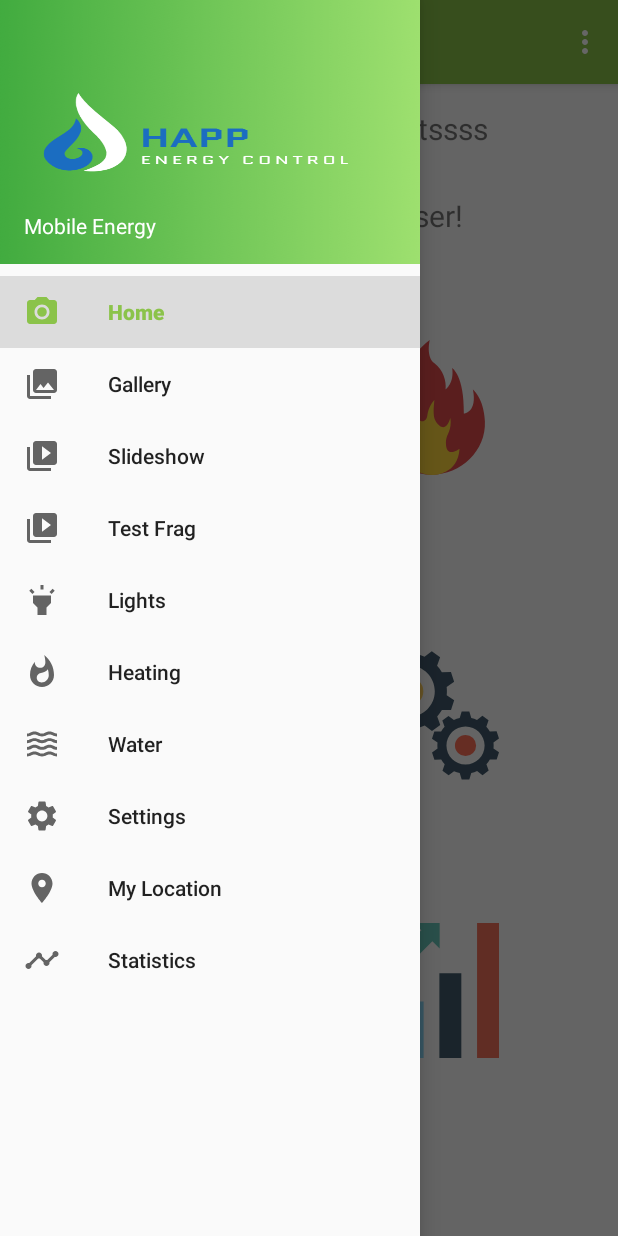
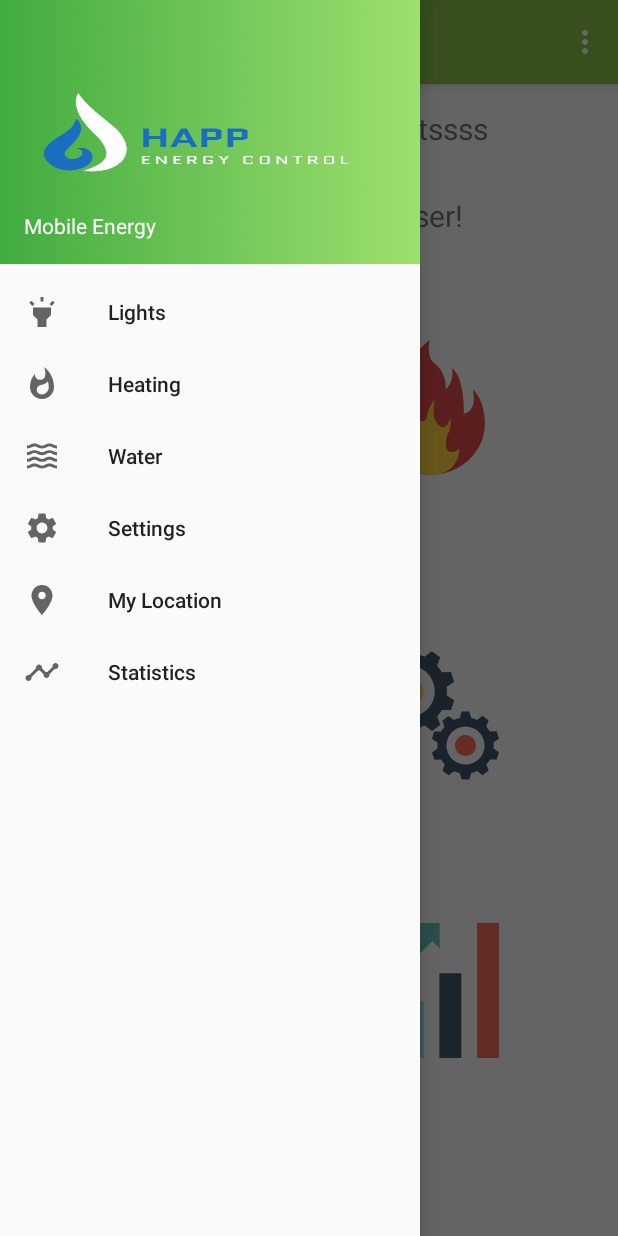
Before and after one commit to CDESmith/Happ, an Android app: the screen it shows after launch (MainActivity), with the side drawer open, on a phone screen of 412 x 824 dp. Run offline under Robolectric (Android 15) with nearby library versions, the phone set to English and light mode, and no system bars; our stand-ins replace navigation-ui.

Commit message:
removed default drawer menu items fragments still exist but inaccessible to user called fab.hide to hide the mail icon in main activity

```diff
--- a/app/src/main/res/menu/activity_main_drawer.xml
+++ b/app/src/main/res/menu/activity_main_drawer.xml
@@ -4,22 +4,7 @@
     tools:showIn="navigation_view">
 
     <group android:checkableBehavior="single">
-        <item
-            android:id="@+id/nav_home"
-            android:icon="@drawable/ic_menu_camera"
-            android:title="@string/menu_home" />
-        <item
-            android:id="@+id/nav_gallery"
-            android:icon="@drawable/ic_menu_gallery"
-            android:title="@string/menu_gallery" />
-        <item
-            android:id="@+id/nav_slideshow"
-            android:icon="@drawable/ic_menu_slideshow"
-            android:title="@string/menu_slideshow" />
-        <item
-            android:id="@+id/nav_test"
-            android:icon="@drawable/ic_menu_slideshow"
-            android:title="@string/menu_test" />
+
         <item
             android:id="@+id/nav_lights"
             android:icon="@drawable/drawer_light_icon"
```
